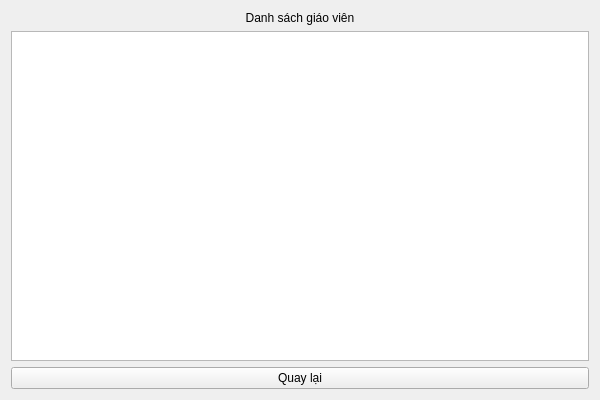
Above: src/views/studentviews/ViewAllTeacherWidget.ui from HuyenTranggg/Meeting_Scheduler_App before the change. Below: the same form after it.
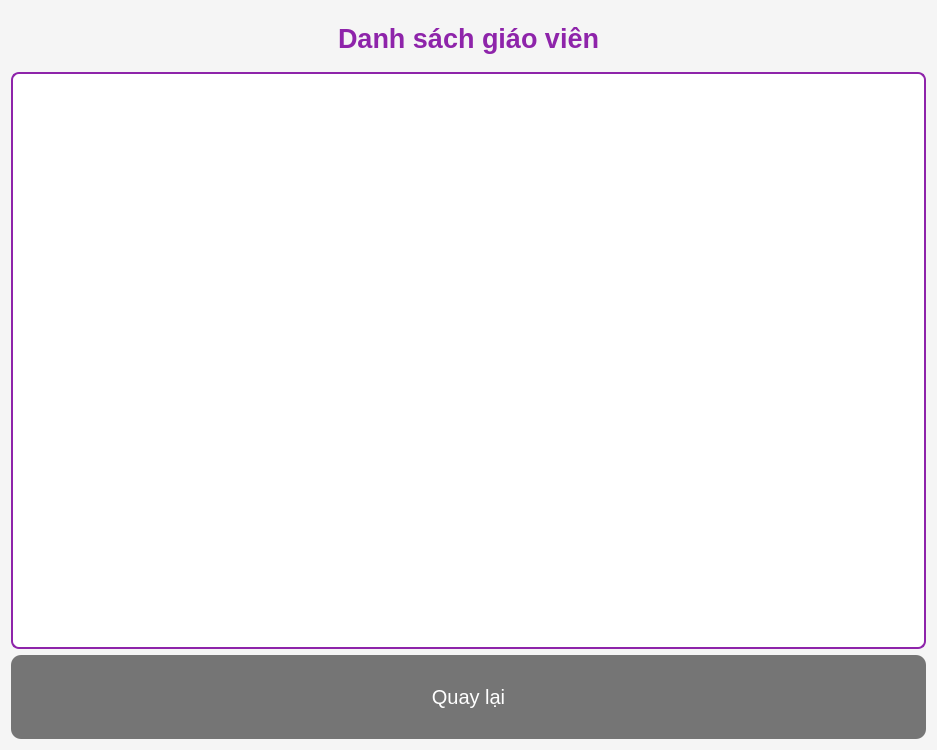
That is the form after the change.

Commit message: style lai giao dien

Diff of the .ui file:
```diff
--- a/src/views/studentviews/ViewAllTeacherWidget.ui
+++ b/src/views/studentviews/ViewAllTeacherWidget.ui
@@ -6,13 +6,57 @@
    <rect>
     <x>0</x>
     <y>0</y>
-    <width>600</width>
-    <height>400</height>
+    <width>937</width>
+    <height>750</height>
    </rect>
   </property>
   <property name="windowTitle">
    <string>Danh sách giáo viên</string>
   </property>
+  <property name="styleSheet">
+   <string notr="true">
+    QWidget {
+        background-color: #f5f5f5;
+        font-family: 'Segoe UI', Arial;
+    }
+    QLabel {
+        font-size: 20pt;
+        font-weight: bold;
+        color: #8e24aa;
+        padding: 12px;
+    }
+    QTableWidget {
+        background-color: white;
+        border: 2px solid #8e24aa;
+        border-radius: 8px;
+        font-size: 14pt;
+        padding: 5px;
+    }
+    QTableWidget::item {
+        padding: 8px;
+    }
+    QHeaderView::section {
+        background-color: #8e24aa;
+        color: white;
+        padding: 10px;
+        font-size: 15pt;
+        font-weight: bold;
+        border: none;
+    }
+    QPushButton {
+        font-size: 15pt;
+        padding: 15px 30px;
+        border-radius: 10px;
+        border: none;
+        color: white;
+        min-height: 54px;
+        background-color: #757575;
+    }
+    QPushButton:hover {
+        background-color: #616161;
+    }
+   </string>
+  </property>
   <layout class="QVBoxLayout" name="verticalLayout">
    <item>
     <widget class="QLabel" name="label">
```
The commit also changes 26 other files.
